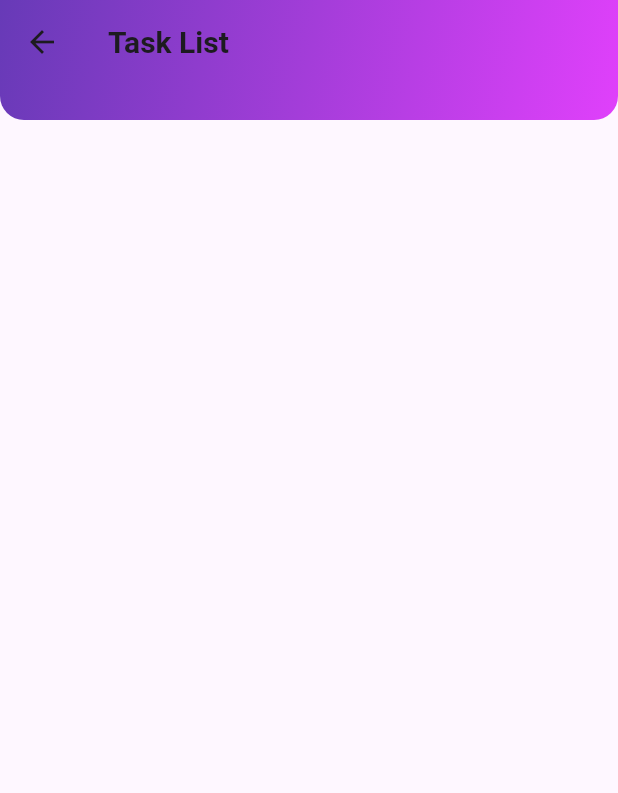
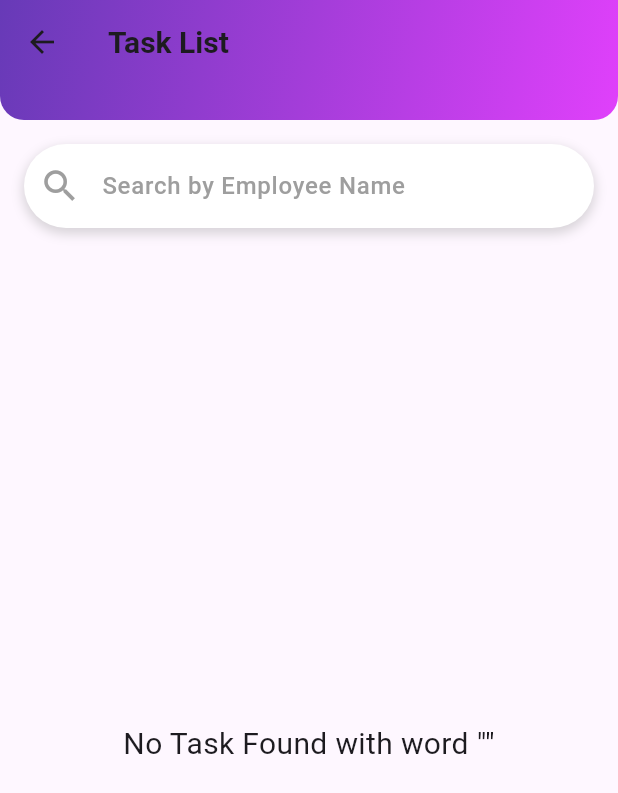
Before and after one commit to Shivam2187/notification_flutter_app, a Flutter app: the AdminTaskDashboard screen opened directly, on a phone screen of 412 x 824 dp. Shown: the top 793 px of the screen. Run offline on Flutter 3.47's test engine with Material 3 defaults, Android fonts, the phone set to English and light mode, and no system bars; our stand-ins replace curved_labeled_navigation_bar, flutter_staggered_animations, get_it, hive, hive_flutter, lottie and 2 more; missing offline and left inert: animated_icon, carousel_slider_plus; accounts and stored records are empty; network calls fail.

Commit message:
adde search feature for employe and task list

```diff
--- a/lib/presentation/providers/employee_provider.dart
+++ b/lib/presentation/providers/employee_provider.dart
@@ -12,6 +12,43 @@ class EmployeProvider extends ChangeNotifier {
   List<Employee> notifications = [];
   List<Task> _taskList = [];
   List<Task> get taskList => _taskList;
+
+  String _taskSearchQuery = '';
+  String get getTaskSearchQuery => _taskSearchQuery;
+  String _employeeSearchQuery = '';
+  String get getEmployeeSearchQuery => _employeeSearchQuery;
+
+// This is the search query used to filter the task list
+  List<Task> get getFilteredTask => _taskSearchQuery.isEmpty
+      ? _taskList
+      : _taskList.where(
+          (task) {
+            return task.employeeName
+                .toLowerCase()
+                .contains(_taskSearchQuery.toLowerCase());
+          },
+        ).toList();
+
+  void setTaskSearchQuery(String query) {
+    _taskSearchQuery = query.trim();
+    notifyListeners();
+  }
+
+// This is the search query used to filter the employee list
+  List<Employee> get getFilteredEmployee => _employees.isEmpty
+      ? _employees
+      : _employees.where(
+          (e) {
+            return e.employeeName
+                .toLowerCase()
+                .contains(_employeeSearchQuery.toLowerCase());
+          },
+        ).toList();
+
+  void setEmployeeSearchQuery(String query) {
+    _employeeSearchQuery = query.trim();
+    notifyListeners();
+  }
 
 // Create data (POST request)
   Future<bool> addEmployee({
--- a/lib/presentation/screens/admin_task_dashboard.dart
+++ b/lib/presentation/screens/admin_task_dashboard.dart
@@ -3,6 +3,7 @@ import 'package:lottie/lottie.dart';
 import 'package:notification_flutter_app/presentation/providers/employee_provider.dart';
 import 'package:notification_flutter_app/presentation/widgets/appbar.dart';
 import 'package:notification_flutter_app/presentation/widgets/loader.dart';
+import 'package:notification_flutter_app/presentation/widgets/stylish_search_field.dart';
 import 'package:notification_flutter_app/presentation/widgets/task_detail_hero_page.dart';
 import 'package:notification_flutter_app/presentation/widgets/top_snake_bar.dart';
 import 'package:notification_flutter_app/utils/extention.dart';
@@ -18,20 +19,34 @@ class AdminTaskDashboard extends StatelessWidget {
     const String imageUrl = 'assets/login/register.png';
     return Consumer<EmployeProvider>(
       builder: (context, data, child) {
+        final filteredTaskList = data.getFilteredTask;
+
         return Scaffold(
           appBar: const FancyAppBar(
             title: 'Task List',
           ),
-          body: ListView.builder(
-            itemCount: data.taskList.length,
+          body: Column(
+            children: [
+              StylishSearchField(
+                onChanged: (value) {
+                  data.setTaskSearchQuery(value);
+                },
+                initialText: data.getTaskSearchQuery,
+              ),
+              if (filteredTaskList.isNotEmpty)
+                Expanded(
+                  child: ListView.builder(
+                    keyboardDismissBehavior:
+                        ScrollViewKeyboardDismissBehavior.onDrag,
+                    itemCount: filteredTaskList.length,
                     itemBuilder: (context, index) {
-              final currentTask = data.taskList[index];
+                      final currentTask = filteredTaskList[index];
                       return Card(
                         margin: const EdgeInsets.all(8),
                         child: Hero(
                           tag: currentTask.id ?? '',
-                  flightShuttleBuilder: (flightContext, animation, direction,
-                      fromContext, toContext) {
+                          flightShuttleBuilder: (flightContext, animation,
+                              direction, fromContext, toContext) {
                             return Lottie.asset(
                               'assets/animations/rocketFly.json',
                               repeat: true,
@@ -51,18 +66,22 @@ class AdminTaskDashboard extends StatelessWidget {
                               children: [
                                 Text(currentTask.emailId ?? ''),
                                 Text(currentTask.description),
-                        Text(currentTask.taskComplitionDate.toSlashDate()),
+                                Text(currentTask.taskComplitionDate
+                                    .toSlashDate()),
                               ],
                             ),
                             trailing: IconButton(
-                      icon: Lottie.asset('assets/animations/delete.json',
-                          repeat: true, width: 50, height: 50),
+                              icon: Lottie.asset(
+                                  'assets/animations/delete.json',
+                                  repeat: true,
+                                  width: 50,
+                                  height: 50),
                               onPressed: () async {
                                 if (currentTask.id == null) return;
                                 // Calling Delete Task API
                                 LoaderDialog.show(context: context);
-                        final status =
-                            await data.deleteTask(taskId: currentTask.id!);
+                                final status = await data.deleteTask(
+                                    taskId: currentTask.id!);
                                 LoaderDialog.hide(context: context);
                                 showTopSnackBar(
                                   context: context,
@@ -94,6 +113,28 @@ class AdminTaskDashboard extends StatelessWidget {
                       );
                     },
                   ),
+                ),
+              // if (filteredTaskList.isEmpty) ...[
+              //   const SizedBox(height: 20),
+              //   Lottie.asset(
+              //     'assets/animations/noData.json',
+              //     repeat: true,
+              //     width: 200,
+              //     height: 200,
+              //   ),
+              //   const SizedBox(height: 20),
+              // ],
+              if (filteredTaskList.isEmpty)
+                Expanded(
+                  child: Center(
+                    child: Text(
+                      'No Task Found with word "${data.getTaskSearchQuery}"',
+                      style: const TextStyle(fontSize: 20),
+                    ),
+                  ),
+                )
+            ],
+          ),
         );
       },
     );
--- /dev/null
+++ b/lib/presentation/widgets/stylish_search_field.dart
@@ -0,0 +1,86 @@
+import 'package:flutter/material.dart';
+
+class StylishSearchField extends StatefulWidget {
+  final Function(String) onChanged;
+  final String initialText;
+
+  const StylishSearchField(
+      {super.key, required this.onChanged, required this.initialText});
+
+  @override
+  State<StylishSearchField> createState() => _StylishSearchFieldState();
+}
+
+class _StylishSearchFieldState extends State<StylishSearchField> {
+  bool isFocused = false;
+  final FocusNode _focusNode = FocusNode();
+  final TextEditingController _controller = TextEditingController();
+
+  @override
+  void initState() {
+    super.initState();
+    _focusNode.addListener(() {
+      setState(() => isFocused = _focusNode.hasFocus);
+    });
+    _controller.text = widget.initialText;
+  }
+
+  @override
+  void dispose() {
+    _focusNode.dispose();
+    super.dispose();
+  }
+
+  @override
+  Widget build(BuildContext context) {
+    return Padding(
+      padding: const EdgeInsets.all(16.0),
+      child: AnimatedContainer(
+        duration: const Duration(milliseconds: 300),
+        decoration: BoxDecoration(
+          color: Colors.white,
+          borderRadius: BorderRadius.circular(32),
+          boxShadow: isFocused
+              ? [
+                  BoxShadow(
+                    color: Colors.grey.withOpacity(0.8),
+                    blurRadius: 12,
+                    spreadRadius: 1,
+                    offset: const Offset(0, 4),
+                  ),
+                ]
+              : [
+                  BoxShadow(
+                    color: Colors.grey.withOpacity(0.4),
+                    blurRadius: 6,
+                    spreadRadius: 1,
+                    offset: const Offset(0, 3),
+                  ),
+                ],
+        ),
+        child: TextFormField(
+          controller: _controller,
+          focusNode: _focusNode,
+          style: const TextStyle(
+            fontSize: 16,
+            color: Colors.black87,
+            fontWeight: FontWeight.w500,
+          ),
+          decoration: const InputDecoration(
+            prefixIcon: Icon(
+              Icons.search,
+              color: Colors.grey,
+              size: 28,
+            ),
+            hintText: 'Search by Employee Name',
+            hintStyle: TextStyle(color: Colors.grey),
+            contentPadding:
+                EdgeInsets.symmetric(vertical: 16.0, horizontal: 16.0),
+            border: InputBorder.none,
+          ),
+          onChanged: widget.onChanged,
+        ),
+      ),
+    );
+  }
+}
```
Also changed, not shown: lib/presentation/screens/admin_employee_dashboard.dart (added, +169 -0 lines), lib/presentation/screens/admin_page.dart (+4 -4 lines), lib/presentation/screens/admin_task_allocation_dashboard.dart (renamed from lib/presentation/screens/admin_task_allocation_page.dart, +6 -5 lines), lib/presentation/screens/employee_list_page.dart (deleted, +0 -132 lines). Lines whose indentation alone changed are shown as unchanged.
